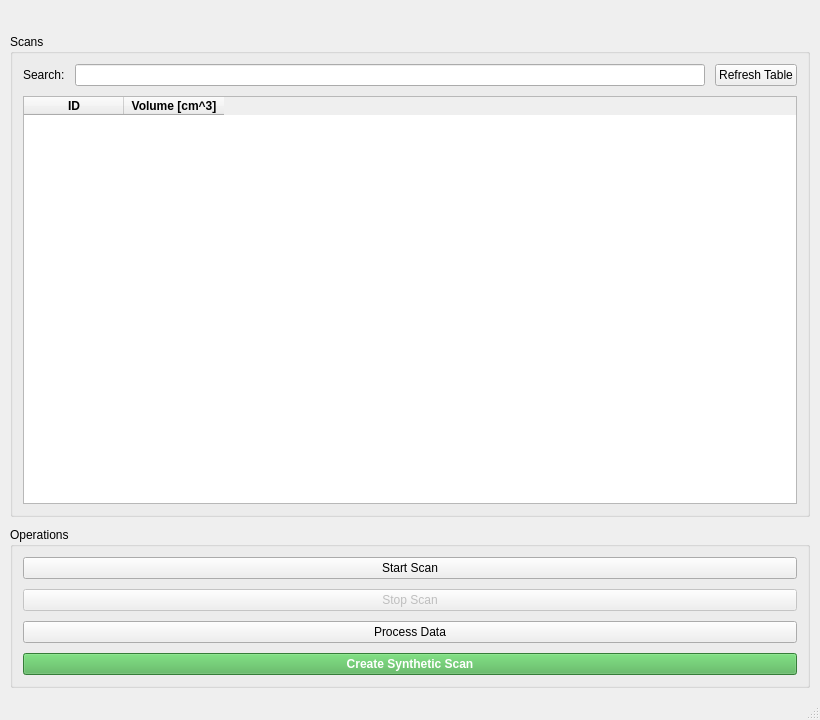
First picture: the form in QT/MainWindow.ui, repository MathBM/Coontrol, before the edit.
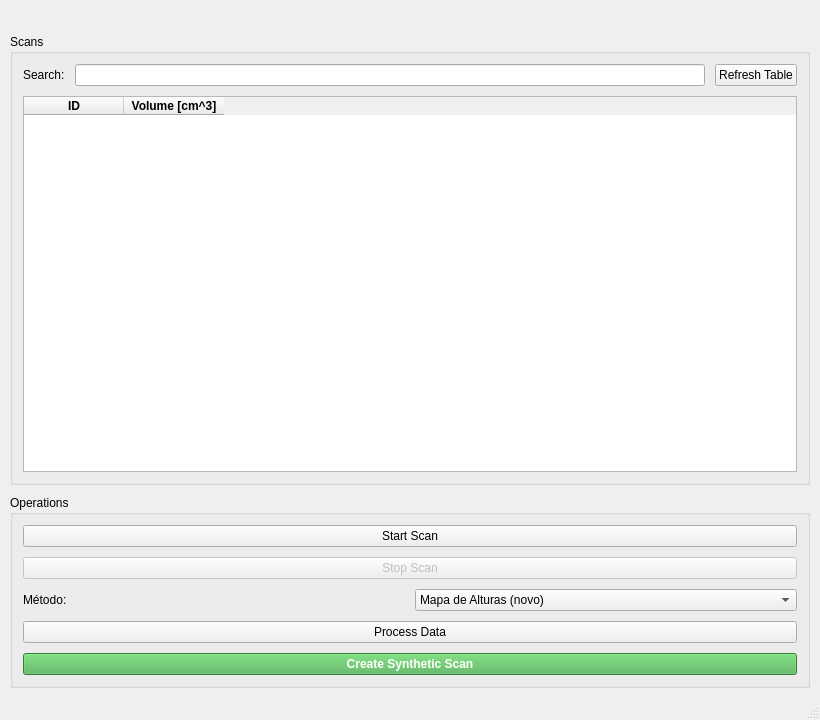
Second picture: the form after the edit. Icons and pictures are not drawn.

Commit message: feat: Implement adaptive alignment and volume calculation using 2D height map; add UI options for method selection

Diff of the .ui file:
```diff
--- a/QT/MainWindow.ui
+++ b/QT/MainWindow.ui
@@ -187,6 +187,31 @@
                   </property>
                 </widget>
               </item>
+              <item>
+                <layout class="QHBoxLayout" name="horizontalLayout_method">
+                  <item>
+                    <widget class="QLabel" name="lbl_method">
+                      <property name="text">
+                        <string>Método:</string>
+                      </property>
+                    </widget>
+                  </item>
+                  <item>
+                    <widget class="QComboBox" name="cmb_method">
+                      <item>
+                        <property name="text">
+                          <string>Mapa de Alturas (novo)</string>
+                        </property>
+                      </item>
+                      <item>
+                        <property name="text">
+                          <string>Poisson + Malha (legado)</string>
+                        </property>
+                      </item>
+                    </widget>
+                  </item>
+                </layout>
+              </item>
               <item>
                 <widget class="QPushButton" name="btp_processData">
                   <property name="enabled">
```
The commit also changes 7 other files.
